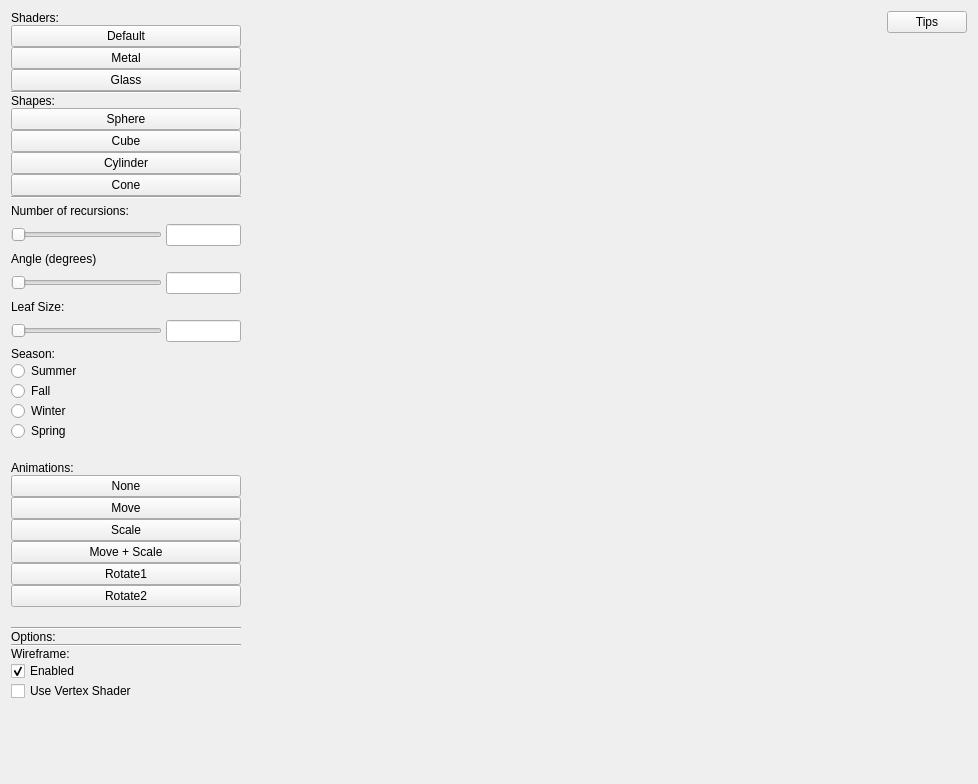
Old version of the form ui/mainwindow.ui in the repository artset/seasonal-trees.
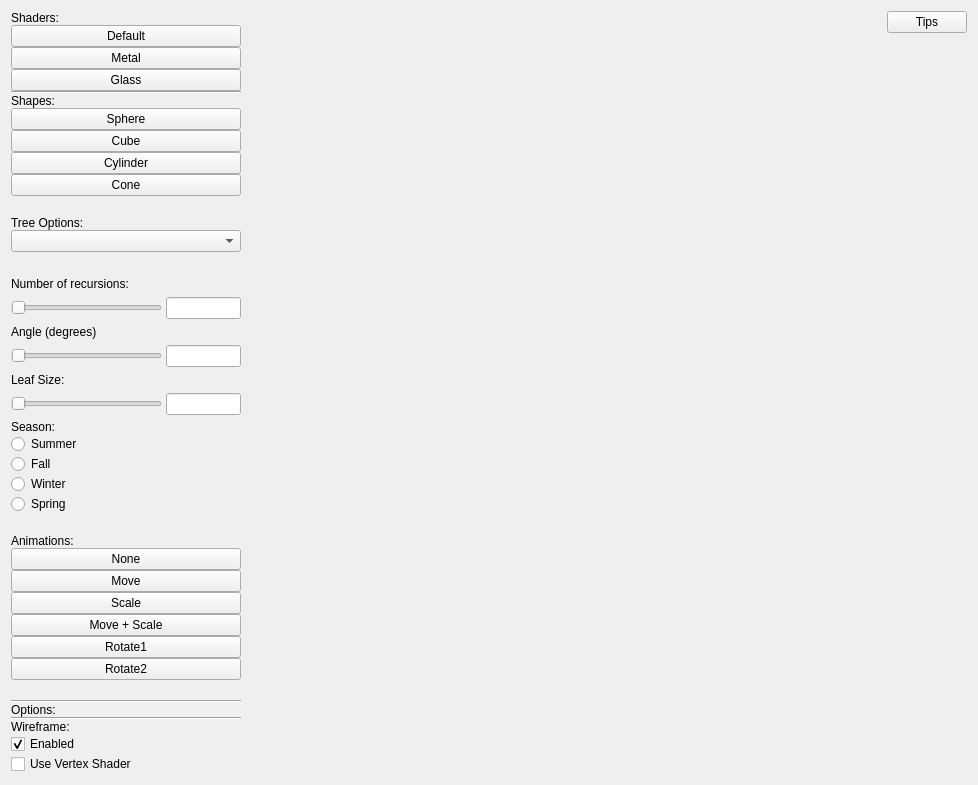
New version of the form.

Commit message: add tree options dropdown

The edit to the form file:
```diff
--- a/ui/mainwindow.ui
+++ b/ui/mainwindow.ui
@@ -25,7 +25,7 @@
    </property>
    <layout class="QHBoxLayout" name="horizontalLayout" stretch="0,3,0">
     <item>
-     <layout class="QVBoxLayout" name="verticalLayout" stretch="0,0,0,0,0,0,0,0,0,0,0,0,0,0,0,0,0,0,0,0,0,0,0,0,0,0,0,0,0,0,0,0,0">
+     <layout class="QVBoxLayout" name="verticalLayout" stretch="0,0,0,0,0,0,0,0,0,0,0,0,0,0,0,0,0,0,0,0,0,0,0,0,0,0,0,0,0,0,0,0,0,0,0,0">
       <property name="spacing">
        <number>0</number>
       </property>
@@ -118,12 +118,41 @@
        </widget>
       </item>
       <item>
-       <widget class="Line" name="line_2">
+       <spacer name="horizontalSpacer_4">
         <property name="orientation">
          <enum>Qt::Horizontal</enum>
+        </property>
+        <property name="sizeHint" stdset="0">
+         <size>
+          <width>40</width>
+          <height>20</height>
+         </size>
+        </property>
+       </spacer>
+      </item>
+      <item>
+       <widget class="QLabel" name="treeOptionsLabel">
+        <property name="text">
+         <string>Tree Options:</string>
         </property>
        </widget>
       </item>
+      <item>
+       <widget class="QComboBox" name="treeOptionsComboBox"/>
+      </item>
+      <item>
+       <spacer name="horizontalSpacer_5">
+        <property name="orientation">
+         <enum>Qt::Horizontal</enum>
+        </property>
+        <property name="sizeHint" stdset="0">
+         <size>
+          <width>40</width>
+          <height>20</height>
+         </size>
+        </property>
+       </spacer>
+      </item>
       <item>
        <layout class="QGridLayout" name="sliderGrid" columnstretch="2,1">
         <property name="sizeConstraint">
```
The commit also changes 3 other files.
